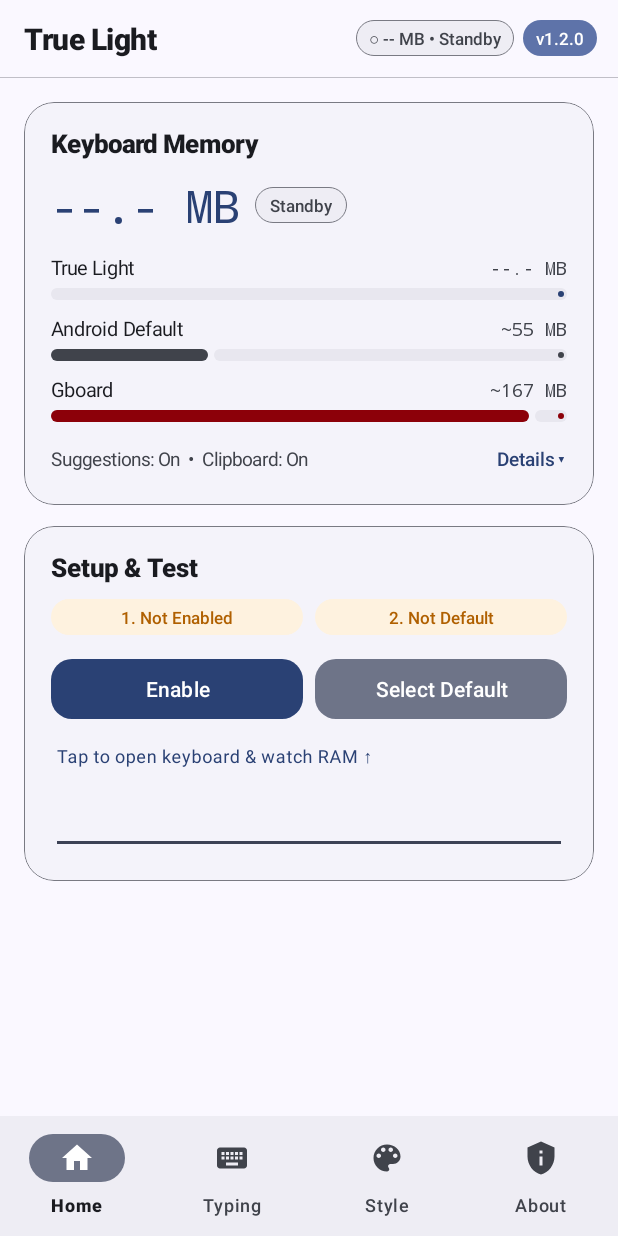
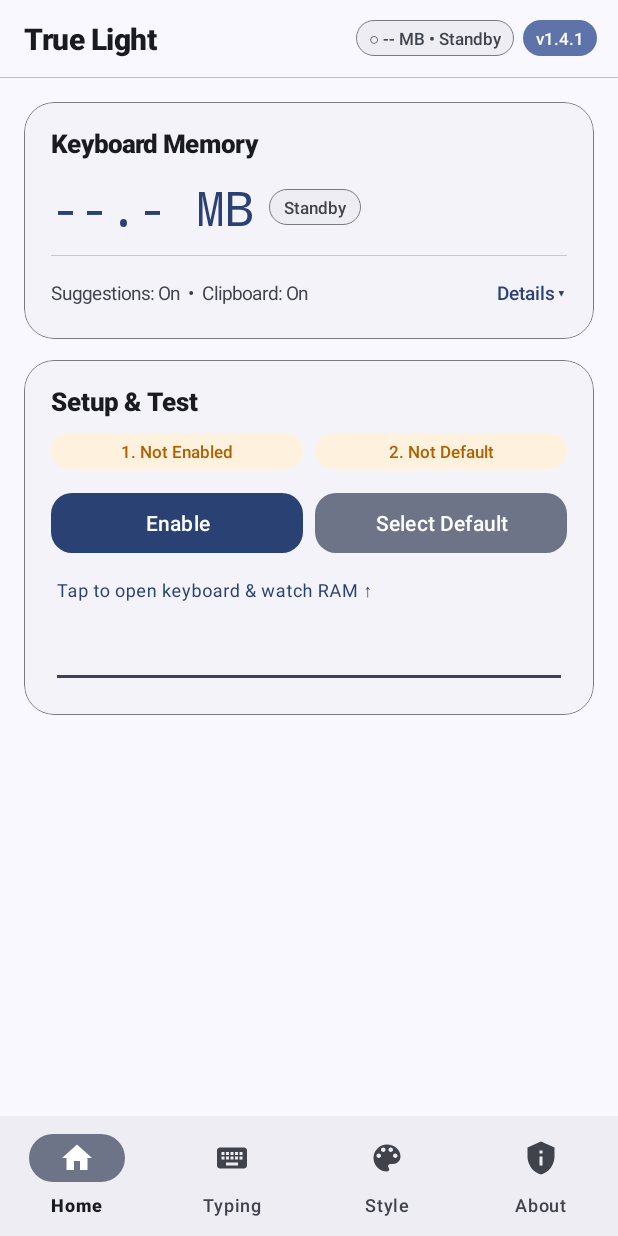
Before and after one commit to Charonart/True-Light-Keyboard, an Android app: the screen it shows after launch (SettingsActivity), on a phone screen of 412 x 824 dp. Run offline under Robolectric (Android 15) with nearby library versions, the phone set to English and light mode, and no system bars.

Commit message:
chore(v1.4.1): GPLv3 license, Android 5-6 API fixes, minimal live RAM card, launch-ready README

```diff
--- a/app/build.gradle
+++ b/app/build.gradle
@@ -10,8 +10,8 @@ android {
         applicationId "com.truelight.ime"
         minSdk 21
         targetSdk 34
-        versionCode 7
-        versionName "1.4.0"
+        versionCode 8
+        versionName "1.4.1"
 
         testInstrumentationRunner "android.test.InstrumentationTestRunner"
     }
--- a/app/src/main/java/com/truelight/ime/clipboard/ClipboardHistoryManager.kt
+++ b/app/src/main/java/com/truelight/ime/clipboard/ClipboardHistoryManager.kt
@@ -293,7 +293,11 @@ class ClipboardHistoryManager private constructor(
             val clip = cm.primaryClip ?: return
             if (clip.itemCount <= 0) return
 
-            val extras = clip.description?.extras
+            val extras = if (Build.VERSION.SDK_INT >= Build.VERSION_CODES.N) {
+                clip.description?.extras
+            } else {
+                null
+            }
             if (extras != null) {
                 if (Build.VERSION.SDK_INT >= 33 &&
                     extras.getBoolean(ClipDescription.EXTRA_IS_SENSITIVE, false)
--- a/app/src/main/java/com/truelight/ime/settings/SettingsActivity.kt
+++ b/app/src/main/java/com/truelight/ime/settings/SettingsActivity.kt
@@ -68,9 +68,8 @@ class SettingsActivity : AppCompatActivity() {
         private const val REQ_IMPORT_DICT = 1001
         private const val RAM_REFRESH_INTERVAL_MS = 2500L
         private const val RAM_DEBOUNCE_MS = 250L
-        private const val REF_AOSP_MB = 55
-        private const val REF_GBOARD_MB = 167
-        private const val RAM_SCALE_MAX_MB = 180
+        private const val RAM_LIGHT_THRESHOLD_MB = 30f
+        private const val RAM_NORMAL_THRESHOLD_MB = 60f
 
         private const val CSS_PRESET_PAPER_LIGHT = """keyboard {
   bg: #E9EDF2;
@@ -164,8 +163,7 @@ class SettingsActivity : AppCompatActivity() {
     // Home Tab live memory & setup views
     private lateinit var ramHeadlineView: TextView
     private lateinit var ramStatusChip: TextView
-    private lateinit var ramLiveBarLabel: TextView
-    private lateinit var ramLiveIndicator: LinearProgressIndicator
+    private lateinit var ramHealthChip: TextView
     private lateinit var ramFeatureSummaryView: TextView
     private lateinit var ramDetailsToggleView: TextView
     private lateinit var ramDetailsTextView: TextView
@@ -299,9 +297,9 @@ class SettingsActivity : AppCompatActivity() {
         return try {
             @Suppress("DEPRECATION")
             val info = packageManager.getPackageInfo(packageName, 0)
-            info.versionName ?: "1.2.0"
+            info.versionName ?: "1.4.1"
         } catch (_: Exception) {
-            "1.2.0"
+            "1.4.1"
         }
     }
 
@@ -754,15 +752,15 @@ class SettingsActivity : AppCompatActivity() {
     private fun buildRamTelemetryCard(): View {
         val (card, body) = createCard(title = "Keyboard Memory")
 
-        // Headline RAM + Active/Standby chip
+        // Headline RAM + Active/Standby chip + Light/Normal health badge
         val headlineRow = LinearLayout(this).apply {
             orientation = LinearLayout.HORIZONTAL
             gravity = Gravity.CENTER_VERTICAL
-            setPadding(0, 0, 0, dp(12))
+            setPadding(0, 0, 0, dp(10))
         }
         ramHeadlineView = TextView(this).apply {
             text = "--.- MB"
-            textSize = 30f
+            textSize = 32f
             typeface = Typeface.MONOSPACE
             setTextColor(colPrimary)
             layoutParams = LinearLayout.LayoutParams(
@@ -772,23 +770,30 @@ class SettingsActivity : AppCompatActivity() {
                 marginEnd = dp(10)
             }
         }
-        ramStatusChip = createChip("Standby", colSurfaceContainer, colOnSurfaceVariant, colOutlineVariant)
+        ramStatusChip = createChip("Standby", colSurfaceContainer, colOnSurfaceVariant, colOutlineVariant).apply {
+            layoutParams = LinearLayout.LayoutParams(
+                ViewGroup.LayoutParams.WRAP_CONTENT,
+                ViewGroup.LayoutParams.WRAP_CONTENT
+            ).apply {
+                marginEnd = dp(6)
+            }
+        }
+        ramHealthChip = createChip("Light", colOkBg, colOkText).apply {
+            visibility = View.GONE
+        }
         headlineRow.addView(ramHeadlineView)
         headlineRow.addView(ramStatusChip)
+        headlineRow.addView(ramHealthChip)
         body.addView(headlineRow)
 
-        // 3 clean comparison bars
-        val liveBar = buildProgressBarRow("True Light", "--.- MB", colPrimary, 10)
-        ramLiveBarLabel = liveBar.second
-        ramLiveIndicator = liveBar.third
-        body.addView(liveBar.first)
-
-        body.addView(
-            buildProgressBarRow("Android Default", "~55 MB", colOnSurfaceVariant, REF_AOSP_MB).first
-        )
-        body.addView(
-            buildProgressBarRow("Gboard", "~167 MB", colError, REF_GBOARD_MB).first
-        )
+        // Subtle hairline divider between reading and feature summary
+        body.addView(View(this).apply {
+            setBackgroundColor(colOutlineVariant)
+            alpha = 0.35f
+            layoutParams = LinearLayout.LayoutParams(ViewGroup.LayoutParams.MATCH_PARENT, dp(1)).apply {
+                bottomMargin = dp(10)
+            }
+        })
 
         // Compact 1-line feature summary + collapsed-by-default "Details ▾" toggle
         val footerRow = LinearLayout(this).apply {
@@ -856,58 +861,6 @@ class SettingsActivity : AppCompatActivity() {
         }
 
         return card
-    }
-
-    private fun buildProgressBarRow(
-        label: String,
-        valueText: String,
-        indicatorColor: Int,
-        initialProgress: Int
-    ): Triple<LinearLayout, TextView, LinearProgressIndicator> {
-        val wrapper = LinearLayout(this).apply {
-            orientation = LinearLayout.VERTICAL
-            layoutParams = LinearLayout.LayoutParams(
-                ViewGroup.LayoutParams.MATCH_PARENT,
-                ViewGroup.LayoutParams.WRAP_CONTENT
-            ).apply {
-                bottomMargin = dp(10)
-            }
-        }
-        val header = LinearLayout(this).apply {
-            orientation = LinearLayout.HORIZONTAL
-            gravity = Gravity.CENTER_VERTICAL
-            setPadding(0, 0, 0, dp(5))
-        }
-        header.addView(TextView(this).apply {
-            text = label
-            textSize = 13f
-            setTextColor(colOnSurface)
-            layoutParams = LinearLayout.LayoutParams(0, ViewGroup.LayoutParams.WRAP_CONTENT, 1f)
-        })
-        val valueTv = TextView(this).apply {
-            text = valueText
-            textSize = 12f
-            typeface = Typeface.MONOSPACE
-            setTextColor(colOnSurfaceVariant)
-        }
-        header.addView(valueTv)
-        wrapper.addView(header)
-
-        val indicator = LinearProgressIndicator(this).apply {
-            isIndeterminate = false
-            max = RAM_SCALE_MAX_MB
-            progress = initialProgress.coerceIn(0, RAM_SCALE_MAX_MB)
-            trackThickness = dp(8)
-            trackCornerRadius = dp(4)
-            setIndicatorColor(indicatorColor)
-            trackColor = colSurfaceHigh
-            layoutParams = LinearLayout.LayoutParams(
-                ViewGroup.LayoutParams.MATCH_PARENT,
-                ViewGroup.LayoutParams.WRAP_CONTENT
-            )
-        }
-        wrapper.addView(indicator)
-        return Triple(wrapper, valueTv, indicator)
     }
 
     private fun buildSetupAndSandboxCard(): View {
@@ -1939,8 +1892,28 @@ class SettingsActivity : AppCompatActivity() {
             ramStatusChip.setTextColor(colOnSurfaceVariant)
         }
 
-        ramLiveBarLabel.text = totalStr
-        ramLiveIndicator.progress = if (hasReading) totalMb.roundToInt().coerceIn(2, RAM_SCALE_MAX_MB) else 0
+        if (hasReading) {
+            ramHealthChip.visibility = View.VISIBLE
+            when {
+                totalMb < RAM_LIGHT_THRESHOLD_MB -> {
+                    ramHealthChip.text = "Light"
+                    ramHealthChip.background = pillBg(colOkBg, 100)
+                    ramHealthChip.setTextColor(colOkText)
+                }
+                totalMb < RAM_NORMAL_THRESHOLD_MB -> {
+                    ramHealthChip.text = "Normal"
+                    ramHealthChip.background = pillBg(colSurfaceContainer, 100, colOutlineVariant)
+                    ramHealthChip.setTextColor(colOnSurfaceVariant)
+                }
+                else -> {
+                    ramHealthChip.text = "High"
+                    ramHealthChip.background = pillBg(colWarnBg, 100)
+                    ramHealthChip.setTextColor(colWarnText)
+                }
+            }
+        } else {
+            ramHealthChip.visibility = View.GONE
+        }
 
         val sugStatus = if (remotePrefs.suggestionsEnabled) "On" else "Off"
         val clipStatus = if (remotePrefs.clipboardEnabled) "On" else "Off"
```
Also changed, not shown: app/src/main/java/com/truelight/ime/settings/ChangelogData.kt (+20 -1 lines), app/src/main/java/com/truelight/ime/settings/GitHubUpdater.kt (+6 -1 lines), 5 other files.
